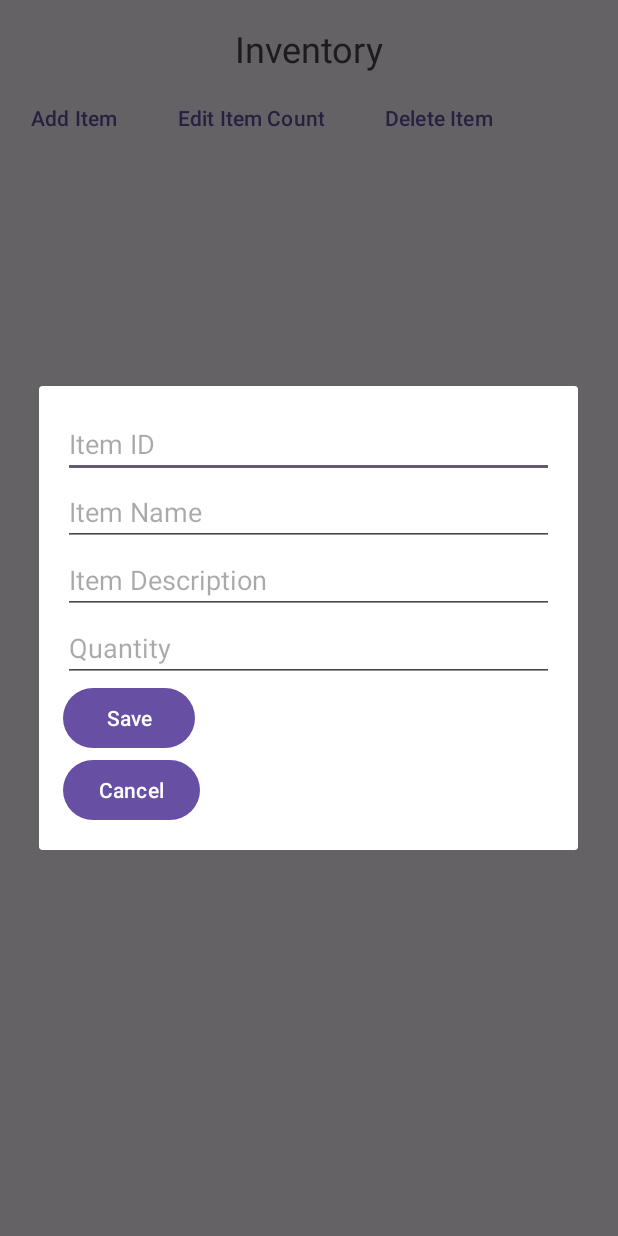
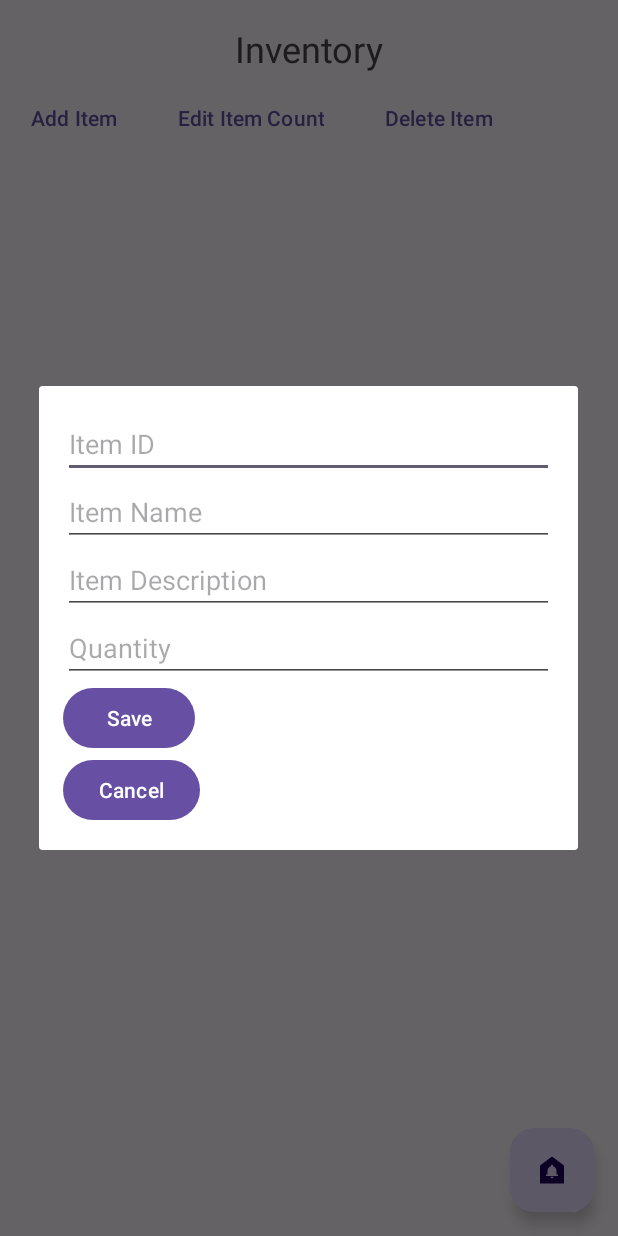
Before and after one commit to DwaineBrannon/CS360, an Android app: the HomePageActivity screen opened directly, with no data from a screen before it, after a tap on "Add Item", on a phone screen of 412 x 824 dp. Run offline under Robolectric (Android 15) with nearby library versions, the phone set to English and light mode, and no system bars.

Commit message:
Added Notification Button

```diff
--- a/app/src/main/AndroidManifest.xml
+++ b/app/src/main/AndroidManifest.xml
@@ -18,7 +18,10 @@
             android:exported="true">
         </activity>
 
-        <!-- Add more activities and services as needed -->
+        <activity android:name=".NotificationActivity"
+            android:theme="@style/AppTheme"
+            android:exported="true">
+        </activity>
 
     </application>
 </manifest>
--- a/app/src/main/java/com/projects/dwainebrannoninventoryapp/HomePageActivity.java
+++ b/app/src/main/java/com/projects/dwainebrannoninventoryapp/HomePageActivity.java
@@ -1,6 +1,7 @@
 package com.projects.dwainebrannoninventoryapp;
 
 import android.content.DialogInterface;
+import android.content.Intent;
 import android.os.Bundle;
 import android.view.View;
 import android.widget.AdapterView;
@@ -13,6 +14,8 @@ import android.app.AlertDialog;
 
 
 import androidx.appcompat.app.AppCompatActivity;
+
+import com.google.android.material.floatingactionbutton.FloatingActionButton;
 
 import java.util.ArrayList;
 import java.util.List;
@@ -28,7 +31,7 @@ public class HomePageActivity extends AppCompatActivity {
         Button editButton = findViewById(R.id.editButton);
         Button deleteButton = findViewById(R.id.deleteButton);
         GridView gridView = findViewById(R.id.gridView);
-
+        FloatingActionButton floatingActionButton = findViewById(R.id.fab);
         dataSource = new InventoryDataSource(this);
         dataSource.open();
 
@@ -100,7 +103,16 @@ public class HomePageActivity extends AppCompatActivity {
                 alertDialog.show();
             }
         });
+        // For the notification signup
+        floatingActionButton.setOnClickListener(new View.OnClickListener() {
+            @Override
+            public void onClick(View view) {
+                // On Click bring in activity for notification_screen xml
+                Intent intent =new Intent (HomePageActivity.this, NotificationActivity.class);
 
+                startActivity(intent);
+            }
+            });
 
         editButton.setOnClickListener(new View.OnClickListener() {
 
@@ -185,6 +197,7 @@ public class HomePageActivity extends AppCompatActivity {
                 }
             }
         });
+
     }
         @Override
         protected void onDestroy () {
--- /dev/null
+++ b/app/src/main/res/drawable/baseline_doorbell_24.xml
@@ -0,0 +1,5 @@
+<vector android:height="24dp" android:tint="#FF9BDF"
+    android:viewportHeight="24" android:viewportWidth="24"
+    android:width="24dp" xmlns:android="http://schemas.android.com/apk/res/android">
+    <path android:fillColor="@android:color/white" android:pathData="M12,3L4,9v12h16V9L12,3zM12,17.5c-0.55,0 -1,-0.45 -1,-1h2C13,17.05 12.55,17.5 12,17.5zM16,16H8v-1h1v-2.34c0,-1.54 0.82,-2.82 2.25,-3.16V9.25c0,-0.41 0.34,-0.75 0.75,-0.75s0.75,0.34 0.75,0.75V9.5C14.19,9.84 15,11.12 15,12.66V15h1V16z"/>
+</vector>
--- a/app/src/main/res/layout/home_page.xml
+++ b/app/src/main/res/layout/home_page.xml
@@ -1,6 +1,8 @@
 <?xml version="1.0" encoding="utf-8"?>
 <RelativeLayout
     xmlns:android="http://schemas.android.com/apk/res/android"
+    xmlns:app="http://schemas.android.com/apk/res-auto"
+    xmlns:tools="http://schemas.android.com/tools"
     android:layout_width="match_parent"
     android:layout_height="match_parent">
 
@@ -63,6 +65,20 @@
         android:padding="16dp"
 
 
+        >
+
+
+    </GridView>
+
+    <com.google.android.material.floatingactionbutton.FloatingActionButton
+        android:id="@+id/fab"
+        android:layout_width="wrap_content"
+        android:layout_height="wrap_content"
+        android:layout_gravity="end|bottom"
+        android:contentDescription="@string/submit"
+        android:layout_margin="16dp"
+        android:layout_alignParentBottom="true"
+        android:layout_alignParentEnd="true"
+        android:src="@drawable/baseline_doorbell_24"
         />
-
 </RelativeLayout>
--- a/app/src/main/res/values/strings.xml
+++ b/app/src/main/res/values/strings.xml
@@ -26,4 +26,6 @@
     <string name="quantity">Quantity:</string>
     <string name="itemId">"Item ID: "</string>
     <string name="itemName">"Item Name: "</string>
+    <string name="enter_your_phone_number">Enter your phone number</string>
+    <string name="submit_button">Submit</string>
 </resources>
```
Also changed, not shown: app/src/main/java/com/projects/dwainebrannoninventoryapp/NotificationActivity.java (added, +52 -0 lines), app/src/main/res/layout/notification_screen.xml (+22 -0 lines).
